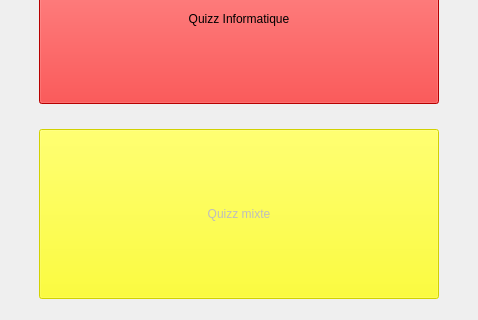
The window that Programmation/Application/Escape_Quiz_Projet_BTS/windowchoice.ui (BaptisteMagoni/Projet_escape_bts_7_quizz) describes before a commit, drawn with Qt 5; both pictures show x 0 to 478 and y 282 to 602 of the 478 by 602 pixel window.
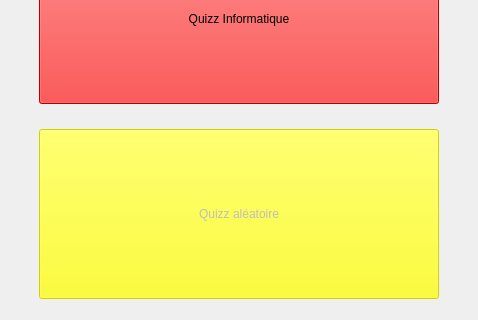
The same window after the commit.

Patch:
```diff
--- a/Programmation/Application/Escape_Quiz_Projet_BTS/windowchoice.ui
+++ b/Programmation/Application/Escape_Quiz_Projet_BTS/windowchoice.ui
@@ -274,7 +274,7 @@
          <string notr="true">background-color: rgb(255, 255, 0)</string>
         </property>
         <property name="text">
-         <string>Quizz mixte</string>
+         <string>Quizz aléatoire</string>
         </property>
        </widget>
       </item>
```
